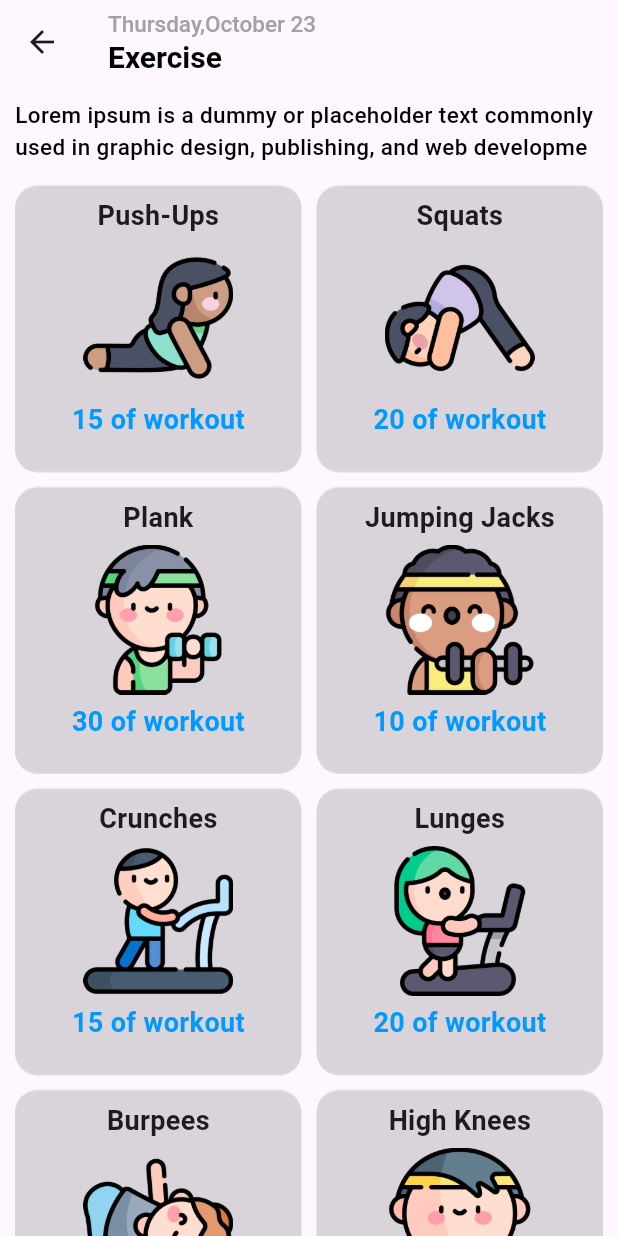
After one commit to anupaisuru/Workout-Planner-Mobile-App, a Flutter app: the screen it shows after launch, after a tap on "Exercise", on a phone screen of 412 x 824 dp. The commit adds this screen. Run offline on Flutter 3.47's test engine with Material 3 defaults, Android fonts, the phone set to English and light mode, and no system bars.

Commit message:
create the main page

```diff
--- /dev/null
+++ b/lib/pages/exercise_details_page.dart
@@ -0,0 +1,98 @@
+import 'package:flutter/material.dart';
+import 'package:intl/intl.dart';
+import 'package:workout_planner/constants/colors.dart';
+import 'package:workout_planner/constants/responsive.dart';
+import 'package:workout_planner/models/exercise_model.dart';
+import 'package:workout_planner/widget/exercise_card.dart';
+
+class ExerciseDetailsPage extends StatefulWidget {
+  final String exerciseTitle;
+  final String exerciseDescription;
+  final List<Exercise> exerciseList;
+
+  const ExerciseDetailsPage({
+    super.key,
+    required this.exerciseTitle,
+    required this.exerciseDescription,
+    required this.exerciseList,
+  });
+
+  @override
+  State<ExerciseDetailsPage> createState() => _ExerciseDetailsPageState();
+}
+
+class _ExerciseDetailsPageState extends State<ExerciseDetailsPage> {
+  //date and time fomatters
+  final DateFormat formatter = DateFormat("EEEE,MMMM");
+  final DateFormat dayFormat = DateFormat("dd");
+
+  @override
+  Widget build(BuildContext context) {
+    DateTime now = DateTime.now();
+    String formattedDate = formatter.format(now);
+    String formatterDay = dayFormat.format(now);
+
+    return Scaffold(
+      appBar: AppBar(
+        title: Column(
+          crossAxisAlignment: CrossAxisAlignment.start,
+          children: [
+            Text(
+              "$formattedDate $formatterDay",
+              style: TextStyle(
+                fontSize: 15,
+                fontWeight: FontWeight.w500,
+                color: kSubtitleColor,
+              ),
+            ),
+            Text(
+              widget.exerciseTitle,
+              style: TextStyle(
+                fontSize: 20,
+                fontWeight: FontWeight.w700,
+                color: kMainColor,
+              ),
+            ),
+          ],
+        ),
+      ),
+      body: SingleChildScrollView(
+        child: Padding(
+          padding: const EdgeInsets.all(kDefaultPadding),
+          child: Column(
+            children: [
+              Text(
+                widget.exerciseDescription,
+                style: TextStyle(
+                  fontSize: 15,
+                  fontWeight: FontWeight.w500,
+                  color: kMainColor,
+                ),
+              ),
+              SizedBox(height: 15),
+
+              GridView.builder(
+                shrinkWrap: true,
+                physics: NeverScrollableScrollPhysics(),
+                gridDelegate: SliverGridDelegateWithFixedCrossAxisCount(
+                  crossAxisCount: 2,
+                  crossAxisSpacing: kDefaultPadding,
+                  mainAxisSpacing: kDefaultPadding,
+                ),
+                itemCount: widget.exerciseList.length,
+                itemBuilder: (context, index) {
+                  Exercise exercise = widget.exerciseList[index];
+                  return ExerciseCard(
+                    title: exercise.exerciseName,
+                    imageUrl: exercise.exerciseImgUrl,
+                    description: "${exercise.noOfMinutus} of workout",
+                  );
+                },
+              ),
+            ],
+          ),
+        ),
+      ),
+    );
+  }
+}
--- a/lib/pages/home_page.dart
+++ b/lib/pages/home_page.dart
@@ -2,7 +2,10 @@ import 'package:flutter/material.dart';
 import 'package:intl/intl.dart';
 import 'package:workout_planner/constants/colors.dart';
 import 'package:workout_planner/constants/responsive.dart';
+import 'package:workout_planner/data/equipment_data.dart';
+import 'package:workout_planner/data/exercise_data.dart';
 import 'package:workout_planner/data/user_data.dart';
+import 'package:workout_planner/pages/exercise_details_page.dart';
 import 'package:workout_planner/widget/exercise_card.dart';
 import 'package:workout_planner/widget/progress_card.dart';
 
@@ -20,6 +23,10 @@ class _HomePageState extends State<HomePage> {
 
   //user data
   final userData = user;
+
+  //exercise and equipment data
+  final exerciseList = ExerciseData().exerciseList;
+  final equipmentList = EquipmentData().equipmentList;
 
   @override
   Widget build(BuildContext context) {
@@ -62,11 +69,27 @@ class _HomePageState extends State<HomePage> {
                 Row(
                   mainAxisAlignment: MainAxisAlignment.spaceBetween,
                   children: [
-                    ExerciseCard(
-                      title: "Running",
+                    GestureDetector(
+                      onTap: () {
+                        Navigator.push(
+                          context,
+                          MaterialPageRoute(
+                            builder: (context) => ExerciseDetailsPage(
+                              exerciseTitle: 'Warmup',
+                              exerciseDescription:
+                                  'Lorem ipsum is a dummy or placeholder text commonly used in graphic design, publishing, and web development.',
+                              exerciseList: exerciseList,
+                            ),
+                          ),
+                        );
+                      },
+                      child: ExerciseCard(
+                        title: "Warmup",
                         imageUrl: "assets/images/exercises/cobra.png",
                         description: "see more..",
                       ),
+                    ),
+
                     ExerciseCard(
                       title: "Equipment",
                       imageUrl: "assets/images/equipments/dumbbell.png",
@@ -78,15 +101,46 @@ class _HomePageState extends State<HomePage> {
                 Row(
                   mainAxisAlignment: MainAxisAlignment.spaceBetween,
                   children: [
-                    ExerciseCard(
+                    GestureDetector(
+                      onTap: () {
+                        Navigator.push(
+                          context,
+                          MaterialPageRoute(
+                            builder: (context) => ExerciseDetailsPage(
+                              exerciseTitle: "Exercise",
+                              exerciseDescription:
+                                  "Lorem ipsum is a dummy or placeholder text commonly used in graphic design, publishing, and web developme",
+                              exerciseList: exerciseList,
+                            ),
+                          ),
+                        );
+                      },
+                      child: ExerciseCard(
                         title: "Exercise",
                         imageUrl: "assets/images/exercises/downward-facing.png",
                         description: "see more..",
                       ),
-                    ExerciseCard(
+                    ),
+
+                    GestureDetector(
+                      onTap: () {
+                        Navigator.push(
+                          context,
+                          MaterialPageRoute(
+                            builder: (context) => ExerciseDetailsPage(
+                              exerciseTitle: "Stretching",
+                              exerciseDescription:
+                                  "Lorem ipsum is a dummy or placeholder text commonly used in graphic design, publishing, and web developme",
+                              exerciseList: exerciseList,
+                            ),
+                          ),
+                        );
+                      },
+                      child: ExerciseCard(
                         title: "Stretching",
-                      imageUrl: "assets/images/equipments/checklist.png",
+                        imageUrl: "assets/images/exercises/hunch_back.png",
                         description: "see more..",
+                      ),
                     ),
                   ],
                 ),
```
Lines whose indentation alone changed are shown as unchanged.
